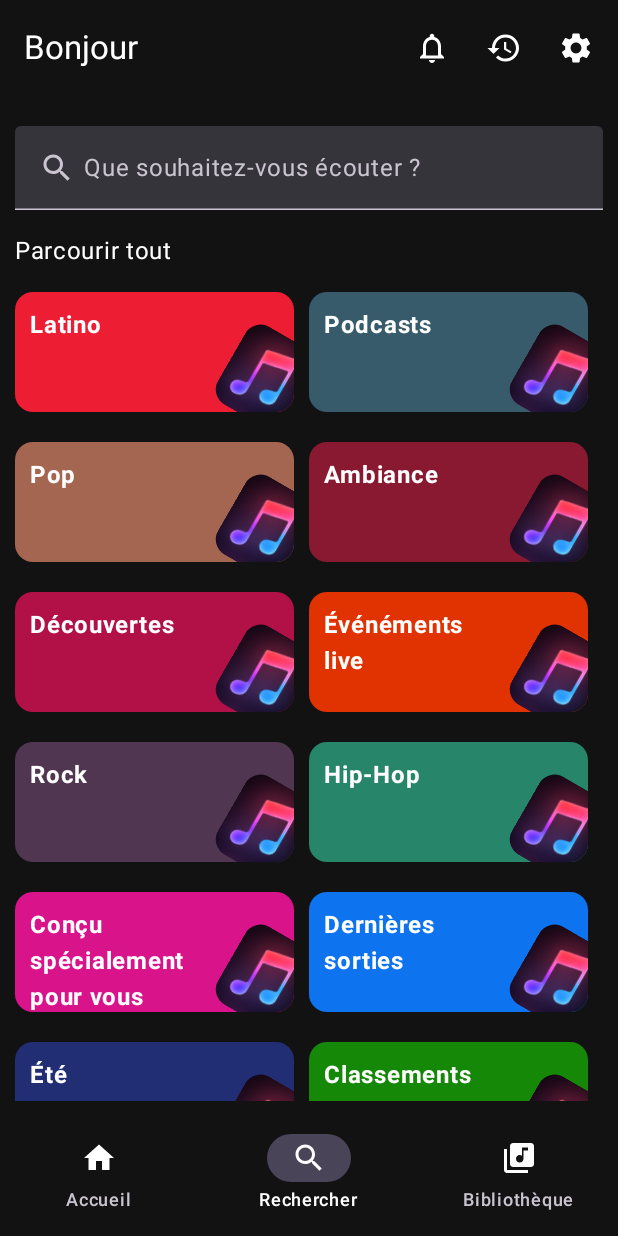
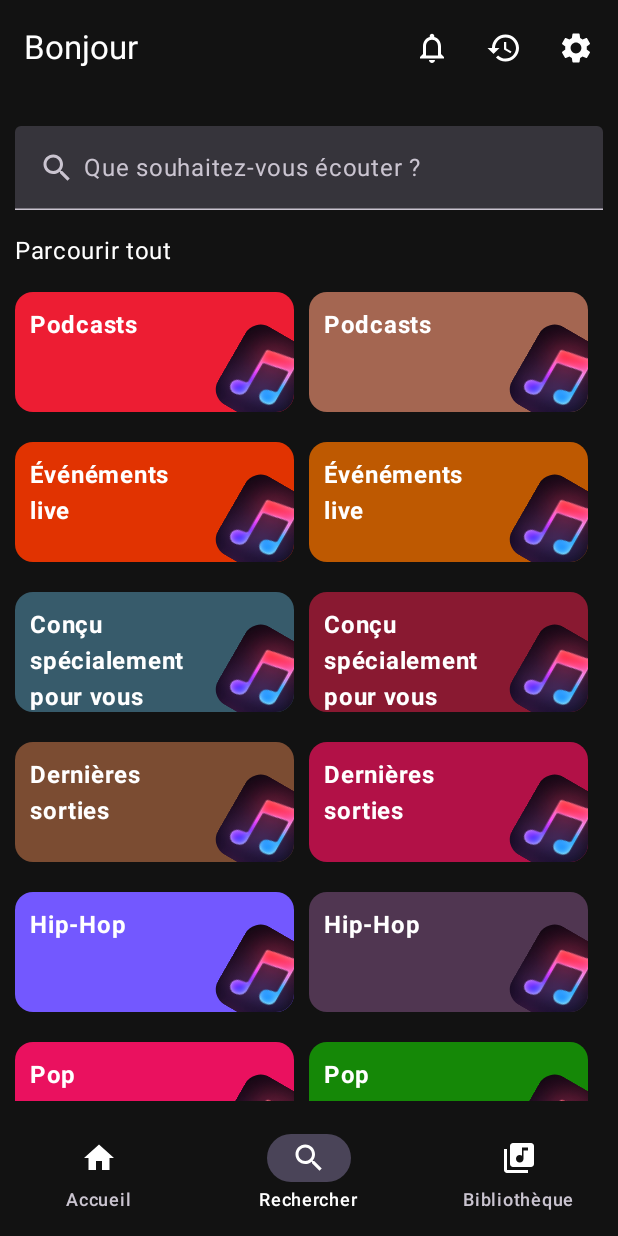
Before and after one commit to Valentin-har/AndroidMobile, an Android app built with Jetpack Compose: the Home screen opened through its navigation route, item 2 of the bottom bar chosen, on a phone screen of 412 x 824 dp. Run offline under Robolectric (Android 15) with nearby library versions, the phone set to English and light mode, and no system bars; our stand-ins replace Firebase (no records; nobody signed in at launch, a user with empty details on screens opened directly); pictures from the network do not load.

Commit message:
push final

```diff
--- /dev/null
+++ b/app/src/main/java/com/example/learningapp/ui/screen/Artist.kt
@@ -0,0 +1,8 @@
+package com.example.learningapp.ui.screen
+
+class Artist(val name: String, val image: String) {
+    // Constructeur primaire
+
+    // Constructeur sans paramètres
+    constructor() : this("", "")
+}
--- a/app/src/main/java/com/example/learningapp/ui/screen/Main.kt
+++ b/app/src/main/java/com/example/learningapp/ui/screen/Main.kt
@@ -6,6 +6,8 @@ import androidx.compose.foundation.layout.Arrangement
 import androidx.compose.foundation.layout.Column
 import androidx.compose.foundation.layout.Row
 import androidx.compose.foundation.layout.Spacer
+import androidx.compose.foundation.layout.fillMaxWidth
+import androidx.compose.foundation.layout.height
 import androidx.compose.foundation.layout.padding
 import androidx.compose.foundation.layout.width
 import androidx.compose.foundation.lazy.LazyRow
@@ -21,7 +23,9 @@ import androidx.compose.ui.Modifier
 import androidx.compose.ui.draw.clip
 import androidx.compose.ui.graphics.Color
 import androidx.compose.ui.platform.LocalContext
+import androidx.compose.ui.text.style.TextAlign
 import androidx.compose.ui.unit.dp
+import androidx.compose.ui.unit.sp
 import coil.compose.AsyncImage
 import coil.request.ImageRequest
 
@@ -58,7 +62,7 @@ fun Main() {
                         contentDescription = "",
                         modifier = Modifier.weight(0.30f)
                     )
-                    Text(text = "   Titre likés", modifier = Modifier.weight(0.70f))
+                    Text(text = "Titre likés", modifier = Modifier.weight(0.70f), textAlign = TextAlign.Center)
                 }
             }
             Card(
@@ -73,7 +77,7 @@ fun Main() {
                             .data("https://raplume.eu/wp-content/uploads/2021/09/PlaylistRap-1-770x770.jpg")
                             .build(), contentDescription = "", modifier = Modifier.weight(0.30f)
                     )
-                    Text(text = "   Playlist rap", modifier = Modifier.weight(0.70f))
+                    Text(text = "Playlist rap", modifier = Modifier.weight(0.70f), textAlign = TextAlign.Center)
                 }
             }
         }
@@ -90,7 +94,7 @@ fun Main() {
                             .data("https://i.scdn.co/image/ab67706f000000029f66e905e5e5d71e5fda6e9e")
                             .build(), contentDescription = "", modifier = Modifier.weight(0.30f)
                     )
-                    Text(text = "   Playlist electro", modifier = Modifier.weight(0.70f))
+                    Text(text = "Playlist electro", modifier = Modifier.weight(0.70f), textAlign = TextAlign.Center)
                 }
 
             }
@@ -106,7 +110,7 @@ fun Main() {
                             .data("https://i.scdn.co/image/ab67706f0000000237ddb11424d6babc80f304ac")
                             .build(), contentDescription = "", modifier = Modifier.weight(0.30f)
                     )
-                    Text(text = "   Playlist rock", modifier = Modifier.weight(0.70f))
+                    Text(text = "Playlist rock", modifier = Modifier.weight(0.70f), textAlign = TextAlign.Center)
                 }
             }
         }
@@ -123,7 +127,7 @@ fun Main() {
                             .data("https://i.scdn.co/image/ab67706f000000022a2d103b23aeb9314c586e7b")
                             .build(), contentDescription = "", modifier = Modifier.weight(0.30f)
                     )
-                    Text(text = "   Playlist reggae", modifier = Modifier.weight(0.70f))
+                    Text(text = "Playlist reggae", modifier = Modifier.weight(0.70f), textAlign = TextAlign.Center)
                 }
 
             }
@@ -139,18 +143,50 @@ fun Main() {
                             .data("https://i.scdn.co/image/ab67706f000000026903496e5a845f3ad87125a2")
                             .build(), contentDescription = "", modifier = Modifier.weight(0.30f)
                     )
-                    Text(text = "   Radio", modifier = Modifier.weight(0.70f))
+                    Text(text = "Radio", modifier = Modifier.weight(0.70f), textAlign = TextAlign.Center)
                 }
             }
         }
-        AsyncImage(
-            model = ImageRequest.Builder(LocalContext.current)
-                .data("https://www.aquaportail.com/pictures1106/phones/anemone-clown_1307889811-fleur.jpg%22")
-                .build(), contentDescription = "", modifier = Modifier
-                .weight(0.10f)
-                .clip(
-                    CircleShape
-                )
-        )
+        Text(text = "Artistes recommandés",  fontSize = 25.sp,modifier = Modifier.padding(0.dp, 35.dp))
+        val theOffsping = object {
+            val name = "The Offspring"
+            val image = "https://i.scdn.co/image/ab6761610000e5ebd7c5bbf32459922a72ec0d31"
+        }
+        val listArtist = listOf<Artist>(Artist("The Offsping", "https://i.scdn.co/image/ab6761610000e5ebd7c5bbf32459922a72ec0d31"),
+            Artist("Daft Punk", "https://encrypted-tbn0.gstatic.com/images?q=tbn:ANd9GcQi1UDJUAiPFtyZVPjG5KBxQM_IcSzrMvsSetbKyvJRiGiS_CiUIZXtZ4KRQ1GiKPLoL2U&usqp=CAU"),
+            Artist("Gazo", "https://encrypted-tbn0.gstatic.com/images?q=tbn:ANd9GcTPu9rM5LeFJjdfpkuUKuhFfOQlFiAOBNhR786aVXng4x-uPylRmPgjsrCLDVrdnO1ox5k&usqp=CAU"),
+            Artist("BTS", "https://encrypted-tbn0.gstatic.com/images?q=tbn:ANd9GcQ8WFIWEk0LT2l_6dQWXUhXNL8Wqc5I_w33FMQC3i6LkLI6sX9SmTwN22rOKVH4f7uT_zQ&usqp=CAU"),
+            Artist("Imagine Dragon", "https://encrypted-tbn0.gstatic.com/images?q=tbn:ANd9GcRITZe4oWuT8EAELayPr8lbaR_yWoMf88qJacLbFmIZIvaQQbEbvHF3CF8Mr7MQvuJJiPE&usqp=CAU"),
+            Artist("Muse", "https://encrypted-tbn0.gstatic.com/images?q=tbn:ANd9GcTUhlNFDhPCfK5B-vINSjkYoz84Irfnd0Fon4K8eua1XPgh3rlrVYsQohkf9A3YtKUC1eI&usqp=CAU"),
+            Artist("NTO", "https://encrypted-tbn0.gstatic.com/images?q=tbn:ANd9GcTejwlh-IcxraVXc3uuueLWbYnuZNIbtguqNnC1rhW5iMFw7gZFfszRd4yuCLe6zKOrf88&usqp=CAU")
+            )
+       LazyRow(modifier = Modifier
+            .weight(1f)
+                , horizontalArrangement = Arrangement.spacedBy(1.dp)
+            ) {
+
+            items(listArtist) {
+                Card(
+                    colors = CardDefaults.cardColors(containerColor = Color.Transparent),
+                    onClick = { /*TODO*/ }, modifier = Modifier
+                ){
+                    Column(horizontalAlignment = Alignment.CenterHorizontally) {
+                        AsyncImage(
+                            model = ImageRequest.Builder(LocalContext.current)
+                                .data(it.image)
+                                .build(), contentDescription = "", modifier = Modifier
+                                .weight(0.80f)
+                                .clip(CircleShape)
+                                .padding(
+                                    bottom = 15.dp
+                                )
+                                .width(300.dp)
+                                .height(350.dp)
+                        )
+                        Text(text = it.name, fontSize = 15.sp,textAlign = TextAlign.Center, modifier = Modifier.weight(0.20f))
+                    }
+                }
+            }
+        }
     }
 }
--- a/app/src/main/java/com/example/learningapp/ui/screen/Search.kt
+++ b/app/src/main/java/com/example/learningapp/ui/screen/Search.kt
@@ -7,6 +7,7 @@ import androidx.compose.foundation.layout.height
 import androidx.compose.foundation.layout.padding
 import androidx.compose.foundation.layout.size
 import androidx.compose.foundation.lazy.LazyColumn
+import androidx.compose.foundation.lazy.items
 import androidx.compose.material3.ExperimentalMaterial3Api
 import androidx.compose.material3.Icon
 import androidx.compose.material3.IconButton
@@ -47,14 +48,13 @@ val colorList = mutableListOf<Color>(
     Color(0xFFb21147),
 )
 
-val categoryTitle = mutableListOf<String>(
+val categoryTitle = listOf<String>(
     "Podcasts",
     "Événéments live",
     "Conçu spécialement pour vous",
     "Dernières sorties",
     "Hip-Hop",
     "Pop",
-    "Variété Française",
     "Été",
     "Classements",
     "Latino",
@@ -78,25 +78,24 @@ fun selectColor(color: MutableList<Color>, colorUsed: MutableList<Color>): Color
     val pickedColor = color.random()
     color.remove(pickedColor)
     colorUsed.add(pickedColor)
-    println(pickedColor)
     return pickedColor
 }
 
 fun setCategoryTitle(title: MutableList<String>, titleUsed: MutableList<String>): String {
-    if (title.size == 0) {
-        title.addAll(titleUsed)
-        titleUsed.clear()
+    if (titleUsed.size == 0) {
+        titleUsed.addAll(title)
+        return setCategoryTitle(title, titleUsed)
+    }else{
+        val pickedTitle = titleUsed.random()
+        titleUsed.remove(pickedTitle)
+        return pickedTitle
     }
-    val pickedTitle = title.random()
-    title.remove(pickedTitle)
-    titleUsed.add(pickedTitle)
-    println(pickedTitle)
-    return pickedTitle
 }
 
 @OptIn(ExperimentalMaterial3Api::class)
 @Composable
 fun Search() {
+    val categoryTitleTmp = categoryTitle
     Column(
         modifier = Modifier
             .padding(10.dp, 10.dp)
@@ -117,8 +116,9 @@ fun Search() {
                 )
             })
         Text(text = "Parcourir tout", modifier = Modifier.padding(0.dp, 5.dp))
+        val count = categoryTitle.size / 2
         LazyColumn() {
-            items(categoryTitle.size / 2) {
+            items(categoryTitle) {
                 Row(
                     modifier = Modifier
                         .padding(top = 10.dp, bottom = 10.dp)
@@ -126,7 +126,8 @@ fun Search() {
                 ) {
                     CategoryCard(
                         cardColor = selectColor(colorList, colorUsed),
-                        cardText = setCategoryTitle(categoryTitle, categoryTitleUsed),
+                        //cardText = setCategoryTitle(categoryTitle, categoryTitleTmp),
+                        cardText = it,
                         modifier = Modifier
                             .size(80.dp)
                             .padding(end = 10.dp)
@@ -134,7 +135,8 @@ fun Search() {
                     )
                     CategoryCard(
                         cardColor = selectColor(colorList, colorUsed),
-                        cardText = setCategoryTitle(categoryTitle, categoryTitleUsed),
+                        //cardText = setCategoryTitle(categoryTitle, categoryTitleTmp),
+                        cardText = it,
                         modifier = Modifier
                             .size(80.dp)
                             .padding(end = 10.dp)
@@ -142,7 +144,7 @@ fun Search() {
                     )
                 }
             }
-            if (categoryTitle.size % 2 == 1) {
+            /**if (categoryTitle.size % 2 == 1) {
                 items(1) {
                     Row(
                         modifier = Modifier
@@ -150,7 +152,8 @@ fun Search() {
                     ) {
                         CategoryCard(
                             cardColor = selectColor(colorList, colorUsed),
-                            cardText = setCategoryTitle(categoryTitle, categoryTitleUsed),
+                            //cardText = setCategoryTitle(categoryTitle, categoryTitleTmp),
+                            cardText = it,
                             modifier = Modifier
                                 .height(80.dp)
                                 .padding(end = 10.dp)
@@ -159,6 +162,7 @@ fun Search() {
                     }
                 }
             }
+             */
         }
     }
 }
--- a/app/src/main/java/com/example/learningapp/ui/screen/login.kt
+++ b/app/src/main/java/com/example/learningapp/ui/screen/login.kt
@@ -63,7 +63,7 @@ fun Login(_snackBar:SnackbarHostState, navController: NavHostController) {
         verticalArrangement = Arrangement.Center,
         horizontalAlignment = Alignment.CenterHorizontally
     ) {
-        Text(text = "Connection")
+        Text(text = "Connexion")
         IconButton(onClick = { }) {
             Icon(
                 painter = painterResource(id = R.drawable.ic_signin),
@@ -124,7 +124,7 @@ fun Login(_snackBar:SnackbarHostState, navController: NavHostController) {
                 }
             }
         }) {
-            Text(text = "connection")
+            Text(text = "Connexion")
         }
         Button(onClick = {
             navController.navigate("register")
```
